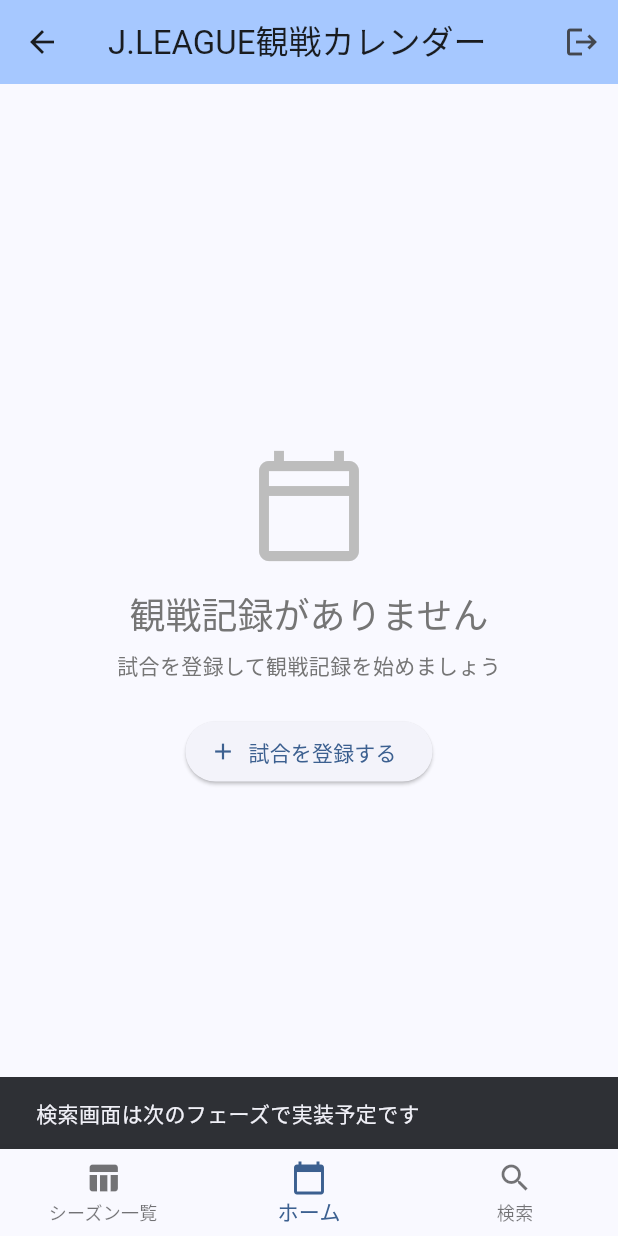
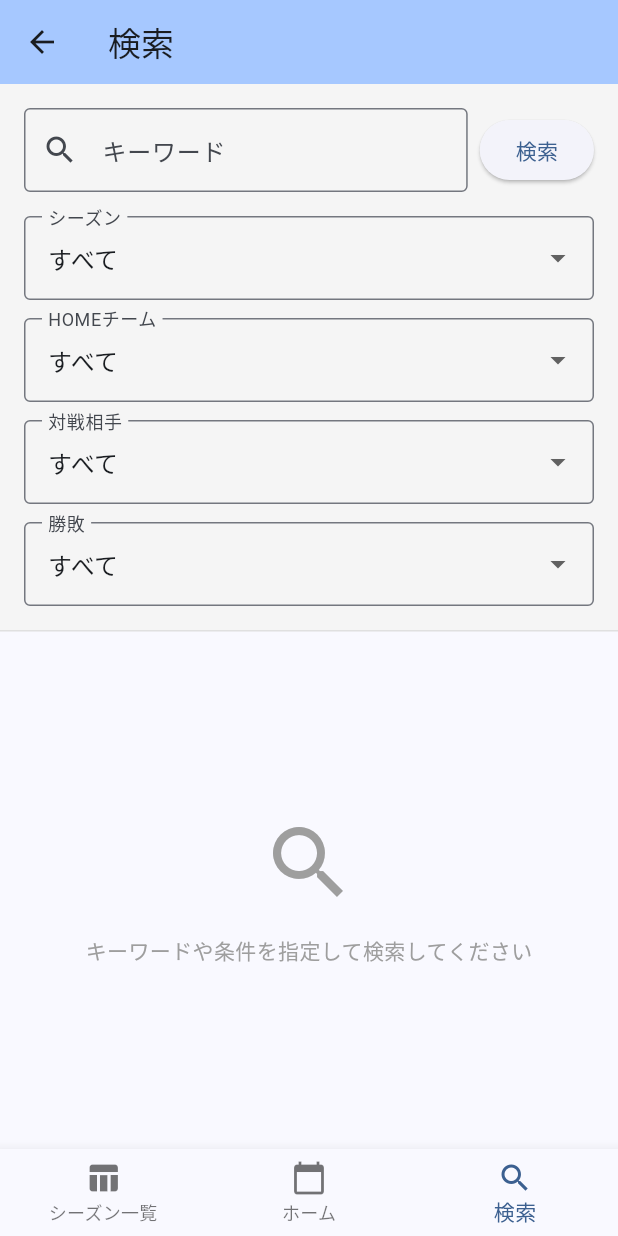
Before and after one commit to sion1073/jleague_watching_calendar, a Flutter app: the HomeScreen screen opened by its route, item 3 of the bottom bar chosen, on a phone screen of 412 x 824 dp. Run offline on Flutter 3.47's test engine with Material 3 defaults, Android fonts, the phone set to English and light mode, and no system bars; our stand-ins replace hive, hive_flutter, shared_preferences, table_calendar; accounts and stored records are empty.

Commit message:
feat: 検索画面の実装（Phase 4完了）
## 実装内容

### 新機能
- 検索画面（SearchScreen）を実装
  - キーワード検索機能（チーム名、メモ、スコアで検索）
  - シーズン、HOMEチーム、対戦相手、勝敗でのフィルタリング
  - 検索結果の詳細表示（得点者、メモを常に表示）
  - 日付降順ソート、件数表示、勝敗バッジ
  - 検索結果からシーズン詳細画面への遷移

### UIの改善
- ホーム画面：試合登録ボタンをカレンダーと統計の間に常に表示
- ナビゲーション：ホーム画面とシーズン一覧画面から検索画面へ遷移可能

### ドキュメント更新
- SCREEN_DESIGN.md を v1.6 に更新
- 実装の優先順位を全て完了（✅）にマーク
- 変更履歴に検索画面の実装内容を追加

## 技術的変更
- DropdownButtonFormFieldのinitialValueを使用（非推奨のvalueを回避）
- GoalScorerのnameフィールドを正しく参照
- AppLayoutを使用した統一的なUI実装

## 関連ファイル
- 新規: lib/screens/search_screen.dart
- 更新: lib/screens/home_screen.dart
- 更新: lib/screens/league_list_screen.dart
- 更新: docs/SCREEN_DESIGN.md
- 追加: ai_chat_log/2026-02-09_03.md

Co-Authored-By: Claude Opus 4.6 <noreply@anthropic.com>

```diff
--- a/lib/screens/league_list_screen.dart
+++ b/lib/screens/league_list_screen.dart
@@ -9,6 +9,7 @@ import 'season_form_screen.dart';
 import 'team_detail_screen.dart';
 import 'home_screen.dart';
 import 'login_screen.dart';
+import 'search_screen.dart';
 
 /// シーズン一覧画面（リーグ一覧）
 ///
@@ -104,9 +105,9 @@ class _LeagueListScreenState extends State<LeagueListScreen> {
         );
         break;
       case 2:
-        // 検索画面への遷移（未実装）
-        ScaffoldMessenger.of(context).showSnackBar(
-          const SnackBar(content: Text('検索画面は次のフェーズで実装予定です')),
+        // 検索画面への遷移
+        Navigator.of(context).pushReplacement(
+          MaterialPageRoute(builder: (context) => const SearchScreen()),
         );
         break;
     }
--- /dev/null
+++ b/lib/screens/search_screen.dart
@@ -0,0 +1,496 @@
+import 'package:flutter/material.dart';
+import 'package:intl/intl.dart';
+import '../models/season.dart';
+import '../models/match_result.dart';
+import '../services/season_service.dart';
+import '../widgets/app_layout.dart';
+import 'season_detail_screen.dart';
+import 'league_list_screen.dart';
+import 'home_screen.dart';
+
+/// 検索画面
+///
+/// キーワード、シーズン、チーム、勝敗などでフィルタリングして
+/// 試合を検索します。検索結果は常に詳細情報を含めて表示します。
+class SearchScreen extends StatefulWidget {
+  const SearchScreen({super.key});
+
+  @override
+  State<SearchScreen> createState() => _SearchScreenState();
+}
+
+class _SearchScreenState extends State<SearchScreen> {
+  final _seasonService = SeasonService();
+  final _keywordController = TextEditingController();
+
+  // フィルター条件
+  String? _selectedSeasonKey;
+  String? _selectedHomeTeam;
+  String? _selectedAwayTeam;
+  MatchOutcome? _selectedOutcome;
+
+  // 検索結果
+  List<_SearchResultItem> _searchResults = [];
+  bool _hasSearched = false;
+
+  @override
+  void dispose() {
+    _keywordController.dispose();
+    super.dispose();
+  }
+
+  /// 検索を実行
+  void _performSearch() {
+    final keyword = _keywordController.text.trim().toLowerCase();
+    final allSeasons = _seasonService.getAllSeasons();
+    final results = <_SearchResultItem>[];
+
+    for (final season in allSeasons) {
+      // 「日本代表」シーズンは除外しない（検索対象に含める）
+      for (final match in season.matches) {
+        // フィルター条件のチェック
+        if (!_matchesFilters(season, match, keyword)) {
+          continue;
+        }
+
+        results.add(_SearchResultItem(
+          season: season,
+          match: match,
+        ));
+      }
+    }
+
+    // 日付降順でソート
+    results.sort((a, b) => b.match.matchDate.compareTo(a.match.matchDate));
+
+    setState(() {
+      _searchResults = results;
+      _hasSearched = true;
+    });
+  }
+
+  /// 試合がフィルター条件に一致するかチェック
+  bool _matchesFilters(Season season, MatchResult match, String keyword) {
+    // キーワード検索（チーム名、メモ、スコア）
+    if (keyword.isNotEmpty) {
+      final matchText = '${match.homeTeam} ${match.awayTeam} ${match.memo} ${match.score}'
+          .toLowerCase();
+      if (!matchText.contains(keyword)) {
+        return false;
+      }
+    }
+
+    // シーズンフィルター
+    if (_selectedSeasonKey != null && season.key.toString() != _selectedSeasonKey) {
+      return false;
+    }
+
+    // HOMEチームフィルター
+    if (_selectedHomeTeam != null && match.homeTeam != _selectedHomeTeam) {
+      return false;
+    }
+
+    // 対戦相手フィルター
+    if (_selectedAwayTeam != null && match.awayTeam != _selectedAwayTeam) {
+      return false;
+    }
+
+    // 勝敗フィルター
+    if (_selectedOutcome != null && match.outcome != _selectedOutcome) {
+      return false;
+    }
+
+    return true;
+  }
+
+  /// 利用可能なHOMEチームリストを取得
+  List<String> _getAvailableHomeTeams() {
+    final teams = <String>{};
+    for (final season in _seasonService.getAllSeasons()) {
+      for (final match in season.matches) {
+        teams.add(match.homeTeam);
+      }
+    }
+    return teams.toList()..sort();
+  }
+
+  /// 利用可能な対戦相手リストを取得
+  List<String> _getAvailableAwayTeams() {
+    final teams = <String>{};
+    for (final season in _seasonService.getAllSeasons()) {
+      for (final match in season.matches) {
+        teams.add(match.awayTeam);
+      }
+    }
+    return teams.toList()..sort();
+  }
+
+  /// 試合結果を日本語テキストに変換
+  String _getResultText(MatchOutcome? result) {
+    switch (result) {
+      case MatchOutcome.win:
+        return '勝利';
+      case MatchOutcome.lose:
+        return '敗北';
+      case MatchOutcome.draw:
+        return '引き分け';
+      case MatchOutcome.tbd:
+      default:
+        return '予定';
+    }
+  }
+
+  /// 勝敗に応じた色を取得
+  Color _getResultColor(MatchOutcome? result) {
+    switch (result) {
+      case MatchOutcome.win:
+        return Colors.green;
+      case MatchOutcome.lose:
+        return Colors.red;
+      case MatchOutcome.draw:
+        return Colors.orange;
+      case MatchOutcome.tbd:
+      default:
+        return Colors.grey;
+    }
+  }
+
+  /// ナビゲーション変更ハンドラー
+  void _onNavigationChanged(int index) {
+    switch (index) {
+      case 0:
+        // シーズン一覧画面へ遷移
+        Navigator.of(context).pushReplacement(
+          MaterialPageRoute(builder: (context) => const LeagueListScreen()),
+        );
+        break;
+      case 1:
+        // ホーム画面へ遷移
+        Navigator.of(context).pushReplacement(
+          MaterialPageRoute(builder: (context) => const HomeScreen()),
+        );
+        break;
+      case 2:
+        // 検索（現在の画面）
+        break;
+    }
+  }
+
+  @override
+  Widget build(BuildContext context) {
+    final seasons = _seasonService.getAllSeasons();
+    final homeTeams = _getAvailableHomeTeams();
+    final awayTeams = _getAvailableAwayTeams();
+
+    return AppLayout(
+      currentIndex: 2, // 検索
+      onNavigationChanged: _onNavigationChanged,
+      title: '検索',
+      body: Column(
+      children: [
+        // 検索フォーム
+        Container(
+          padding: const EdgeInsets.all(16.0),
+          decoration: BoxDecoration(
+            color: Colors.grey[100],
+            border: Border(
+              bottom: BorderSide(color: Colors.grey[300]!),
+            ),
+          ),
+          child: Column(
+            crossAxisAlignment: CrossAxisAlignment.start,
+            children: [
+              // キーワード検索
+              Row(
+                children: [
+                  Expanded(
+                    child: TextField(
+                      controller: _keywordController,
+                      decoration: const InputDecoration(
+                        labelText: 'キーワード',
+                        hintText: 'チーム名、メモなどで検索',
+                        border: OutlineInputBorder(),
+                        prefixIcon: Icon(Icons.search),
+                      ),
+                      onSubmitted: (_) => _performSearch(),
+                    ),
+                  ),
+                  const SizedBox(width: 8),
+                  ElevatedButton(
+                    onPressed: _performSearch,
+                    child: const Text('検索'),
+                  ),
+                ],
+              ),
+              const SizedBox(height: 16),
+
+              // シーズンフィルター
+              DropdownButtonFormField<String>(
+                initialValue: _selectedSeasonKey,
+                decoration: const InputDecoration(
+                  labelText: 'シーズン',
+                  border: OutlineInputBorder(),
+                ),
+                items: [
+                  const DropdownMenuItem(
+                    value: null,
+                    child: Text('すべて'),
+                  ),
+                  ...seasons.map((season) => DropdownMenuItem(
+                        value: season.key.toString(),
+                        child: Text(season.name),
+                      )),
+                ],
+                onChanged: (value) {
+                  setState(() {
+                    _selectedSeasonKey = value;
+                  });
+                },
+              ),
+              const SizedBox(height: 12),
+
+              // HOMEチームフィルター
+              DropdownButtonFormField<String>(
+                initialValue: _selectedHomeTeam,
+                decoration: const InputDecoration(
+                  labelText: 'HOMEチーム',
+                  border: OutlineInputBorder(),
+                ),
+                items: [
+                  const DropdownMenuItem(
+                    value: null,
+                    child: Text('すべて'),
+                  ),
+                  ...homeTeams.map((team) => DropdownMenuItem(
+                        value: team,
+                        child: Text(team),
+                      )),
+                ],
+                onChanged: (value) {
+                  setState(() {
+                    _selectedHomeTeam = value;
+                  });
+                },
+              ),
+              const SizedBox(height: 12),
+
+              // 対戦相手フィルター
+              DropdownButtonFormField<String>(
+                initialValue: _selectedAwayTeam,
+                decoration: const InputDecoration(
+                  labelText: '対戦相手',
+                  border: OutlineInputBorder(),
+                ),
+                items: [
+                  const DropdownMenuItem(
+                    value: null,
+                    child: Text('すべて'),
+                  ),
+                  ...awayTeams.map((team) => DropdownMenuItem(
+                        value: team,
+                        child: Text(team),
+                      )),
+                ],
+                onChanged: (value) {
+                  setState(() {
+                    _selectedAwayTeam = value;
+                  });
+                },
+              ),
+              const SizedBox(height: 12),
+
+              // 勝敗フィルター
+              DropdownButtonFormField<MatchOutcome>(
+                initialValue: _selectedOutcome,
+                decoration: const InputDecoration(
+                  labelText: '勝敗',
+                  border: OutlineInputBorder(),
+                ),
+                items: [
+                  const DropdownMenuItem(
+                    value: null,
+                    child: Text('すべて'),
+                  ),
+                  ...MatchOutcome.values.map((outcome) => DropdownMenuItem(
+                        value: outcome,
+                        child: Text(_getResultText(outcome)),
+                      )),
+                ],
+                onChanged: (value) {
+                  setState(() {
+                    _selectedOutcome = value;
+                  });
+                },
+              ),
+            ],
+          ),
+        ),
+
+        // 検索結果
+        Expanded(
+          child: _buildSearchResults(),
+        ),
+      ],
+      ),
+    );
+  }
+
+  /// 検索結果を構築
+  Widget _buildSearchResults() {
+    if (!_hasSearched) {
+      return const Center(
+        child: Column(
+          mainAxisAlignment: MainAxisAlignment.center,
+          children: [
+            Icon(Icons.search, size: 64, color: Colors.grey),
+            SizedBox(height: 16),
+            Text(
+              'キーワードや条件を指定して検索してください',
+              style: TextStyle(color: Colors.grey),
+            ),
+          ],
+        ),
+      );
+    }
+
+    if (_searchResults.isEmpty) {
+      return const Center(
+        child: Column(
+          mainAxisAlignment: MainAxisAlignment.center,
+          children: [
+            Icon(Icons.search_off, size: 64, color: Colors.grey),
+            SizedBox(height: 16),
+            Text(
+              '検索結果がありません',
+              style: TextStyle(color: Colors.grey),
+            ),
+          ],
+        ),
+      );
+    }
+
+    return ListView(
+      children: [
+        Padding(
+          padding: const EdgeInsets.all(16.0),
+          child: Text(
+            '${_searchResults.length}件の結果',
+            style: const TextStyle(
+              fontSize: 16,
+              fontWeight: FontWeight.bold,
+            ),
+          ),
+        ),
+        ..._searchResults.map((result) => _buildSearchResultItem(result)),
+      ],
+    );
+  }
+
+  /// 検索結果アイテムを構築
+  Widget _buildSearchResultItem(_SearchResultItem result) {
+    final dateFormat = DateFormat('yyyy/MM/dd');
+
+    return Card(
+      margin: const EdgeInsets.symmetric(horizontal: 16, vertical: 8),
+      child: InkWell(
+        onTap: () {
+          // シーズン詳細画面またはチーム詳細画面へ遷移
+          // デフォルトはシーズン詳細画面
+          Navigator.push(
+            context,
+            MaterialPageRoute(
+              builder: (context) => SeasonDetailScreen(season: result.season),
+            ),
+          );
+        },
+        child: Padding(
+          padding: const EdgeInsets.all(16.0),
+          child: Column(
+            crossAxisAlignment: CrossAxisAlignment.start,
+            children: [
+              // 試合情報（1行目）
+              Row(
+                children: [
+                  Expanded(
+                    child: Text(
+                      '${dateFormat.format(result.match.matchDate)} ${result.match.homeTeam} vs ${result.match.awayTeam}',
+                      style: const TextStyle(
+                        fontSize: 16,
+                        fontWeight: FontWeight.bold,
+                      ),
+                    ),
+                  ),
+                  Container(
+                    padding:
+                        const EdgeInsets.symmetric(horizontal: 8, vertical: 4),
+                    decoration: BoxDecoration(
+                      color: _getResultColor(result.match.outcome),
+                      borderRadius: BorderRadius.circular(4),
+                    ),
+                    child: Text(
+                      _getResultText(result.match.outcome),
+                      style: const TextStyle(
+                        color: Colors.white,
+                        fontSize: 12,
+                        fontWeight: FontWeight.bold,
+                      ),
+                    ),
+                  ),
+                ],
+              ),
+
+              // スコア
+              if (result.match.score.isNotEmpty) ...[
+                const SizedBox(height: 8),
+                Text(
+                  'スコア: ${result.match.score}',
+                  style: const TextStyle(fontSize: 14),
+                ),
+              ],
+
+              // 得点者
+              if (result.match.goalScorers.isNotEmpty) ...[
+                const SizedBox(height: 8),
+                Text(
+                  '得点者: ${result.match.goalScorers.map((g) => g.name).join(', ')}',
+                  style: const TextStyle(fontSize: 14, color: Colors.blue),
+                ),
+              ],
+
+              // メモ
+              if (result.match.memo.isNotEmpty) ...[
+                const SizedBox(height: 8),
+                Text(
+                  'メモ: ${result.match.memo}',
+                  style: const TextStyle(fontSize: 14, color: Colors.grey),
+                ),
+              ],
+
+              // シーズン名
+              const SizedBox(height: 8),
+              Text(
+                'シーズン: ${result.season.name}',
+                style: const TextStyle(
+                  fontSize: 12,
+                  color: Colors.grey,
+                  fontStyle: FontStyle.italic,
+                ),
+              ),
+            ],
+          ),
+        ),
+      ),
+    );
+  }
+}
+
+/// 検索結果アイテム（シーズンと試合のペア）
+class _SearchResultItem {
+  final Season season;
+  final MatchResult match;
+
+  _SearchResultItem({
+    required this.season,
+    required this.match,
+  });
+}
```
Also changed, not shown: lib/screens/home_screen.dart (+17 -3 lines), 2 other files.
